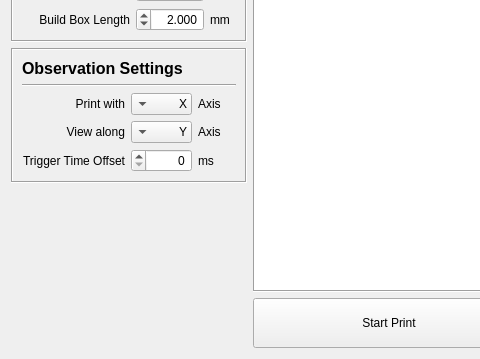
Before: the Qt Designer form src/ui/highspeedlinewidget.ui in BYUCreateResearchLab/CREATE_LAB_Binder_Jet_Printer, drawn with Qt 5; both pictures show x 0 to 480 and y 402 to 761 of the 814 by 761 pixel window.
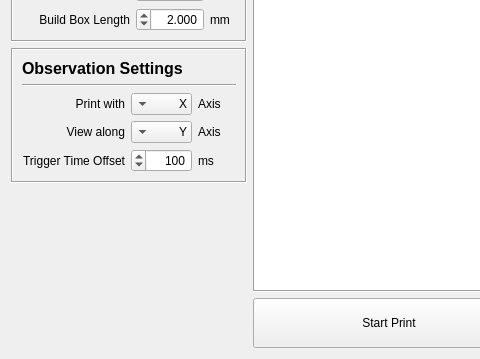
After: the same form once the commit is applied. Custom widgets are drawn as their Qt base class.

Commit message: default time offset

The edit to the form file:
```diff
--- a/src/ui/highspeedlinewidget.ui
+++ b/src/ui/highspeedlinewidget.ui
@@ -556,6 +556,9 @@
           <property name="maximum">
            <number>10000</number>
           </property>
+          <property name="value">
+           <number>100</number>
+          </property>
          </widget>
         </item>
         <item row="4" column="0">
```
Left out of the diff: 3 changed lines with no effect on the pictures.
